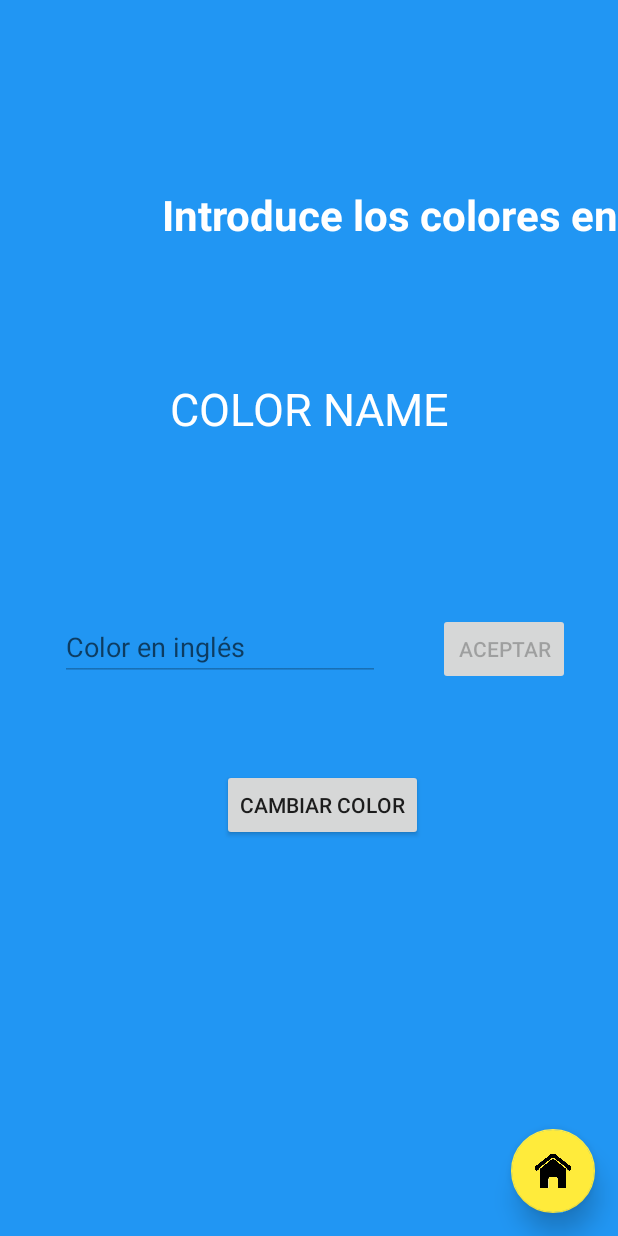
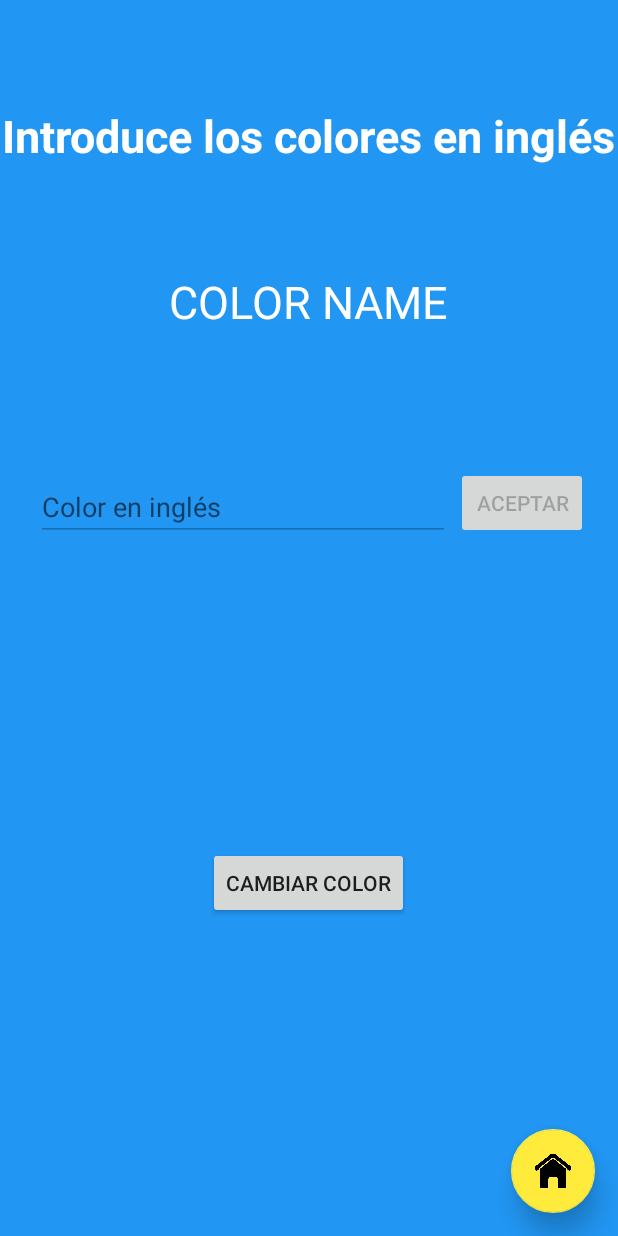
Before and after one commit to gasparpd/Android, an Android app: the ActivityPracticaColores screen opened directly, with no data from a screen before it, on a phone screen of 412 x 824 dp. Run offline under Robolectric (Android 15) with nearby library versions, the phone set to English and light mode, and no system bars.

Commit message:
Mejorada la interfaz con linearLayout

```diff
--- a/AppAprendiendoIdiomas/app/src/main/res/layout/activity_practica_colores.xml
+++ b/AppAprendiendoIdiomas/app/src/main/res/layout/activity_practica_colores.xml
@@ -1,75 +1,75 @@
 <?xml version="1.0" encoding="utf-8"?>
-<androidx.constraintlayout.widget.ConstraintLayout xmlns:android="http://schemas.android.com/apk/res/android"
+<LinearLayout xmlns:android="http://schemas.android.com/apk/res/android"
     xmlns:app="http://schemas.android.com/apk/res-auto"
     xmlns:tools="http://schemas.android.com/tools"
     android:layout_width="match_parent"
     android:layout_height="match_parent"
     android:background="@color/colorPrimary"
+    android:orientation="vertical"
     tools:context=".ActivityPracticaColores">
+
+    <TextView
+        android:id="@+id/tv_practC_enun"
+        android:layout_width="wrap_content"
+        android:layout_height="wrap_content"
+        android:layout_gravity="center"
+        android:layout_marginTop="70dp"
+        android:text="@string/tv_practC_introduce"
+        android:textAlignment="center"
+        android:textColor="@color/text_color"
+        android:textSize="30dp"
+        android:textStyle="bold" />
 
     <TextView
         android:id="@+id/tv_colores_practica"
         android:layout_width="wrap_content"
         android:layout_height="wrap_content"
-        android:layout_marginStart="123dp"
-        android:layout_marginTop="252dp"
-        android:layout_marginEnd="123dp"
-        android:gravity="center"
+        android:layout_gravity="center"
+        android:layout_marginTop="70dp"
+        android:layout_marginBottom="70dp"
         android:text="@string/tv_practC_color_name"
         android:textAlignment="center"
         android:textColor="@color/text_color"
-        android:textSize="30sp"
-        app:layout_constraintEnd_toEndOf="parent"
-        app:layout_constraintStart_toStartOf="parent"
-        app:layout_constraintTop_toTopOf="parent" />
+        android:textSize="30sp" />
+
+    <LinearLayout
+        android:layout_width="match_parent"
+        android:layout_height="wrap_content"
+        android:layout_margin="20dp"
+        android:orientation="horizontal">
+
+        <EditText
+            android:id="@+id/txt_practicaC_color_name"
+            android:layout_width="match_parent"
+            android:layout_height="wrap_content"
+            android:layout_margin="4dp"
+            android:layout_weight="1"
+            android:ems="10"
+            android:hint="@string/et_pract_color"
+            android:inputType="textPersonName"
+            android:textColor="@color/text_color" />
+
+        <Button
+            android:id="@+id/btn_practC_aceptar"
+            android:layout_width="wrap_content"
+            android:layout_height="wrap_content"
+            android:onClick="aceptar"
+            android:text="@string/btn_pract_colores_aceptar" />
+
+    </LinearLayout>
 
     <Button
         android:id="@+id/btn_practC_cambiar_color"
         android:layout_width="wrap_content"
         android:layout_height="wrap_content"
-        android:layout_marginStart="148dp"
-        android:layout_marginTop="56dp"
+        android:layout_gravity="center"
+        android:layout_marginTop="180dp"
         android:onClick="generarColor"
-        android:text="@string/btn_pract_cambiar_color"
-        app:layout_constraintStart_toStartOf="parent"
-        app:layout_constraintTop_toBottomOf="@+id/btn_practC_aceptar" />
+        android:text="@string/btn_pract_cambiar_color" />
 
-    <EditText
-        android:id="@+id/txt_practicaC_color_name"
-        android:layout_width="0dp"
-        android:layout_height="wrap_content"
-        android:layout_marginStart="40dp"
-        android:layout_marginTop="116dp"
-        android:ems="10"
-        android:hint="@string/et_pract_color"
-        android:inputType="textPersonName"
-        android:textColor="@color/text_color"
-        app:layout_constraintStart_toStartOf="parent"
-        app:layout_constraintTop_toBottomOf="@+id/tv_colores_practica" />
-
-    <Button
-        android:id="@+id/btn_practC_aceptar"
-        android:layout_width="0dp"
-        android:layout_height="wrap_content"
-        android:layout_marginStart="292dp"
-        android:layout_marginTop="116dp"
-        android:onClick="aceptar"
-        android:text="@string/btn_pract_colores_aceptar"
-        app:layout_constraintStart_toStartOf="parent"
-        app:layout_constraintTop_toBottomOf="@+id/tv_colores_practica" />
-
-    <TextView
-        android:id="@+id/tv_practC_enun"
-        android:layout_width="wrap_content"
-        android:layout_height="wrap_content"
-        android:layout_marginStart="108dp"
-        android:layout_marginTop="124dp"
-        android:text="@string/tv_practC_introduce"
-        android:textColor="@color/text_color"
-        android:textSize="28dp"
-        android:textStyle="bold"
-        app:layout_constraintStart_toStartOf="parent"
-        app:layout_constraintTop_toTopOf="parent" />
+    <androidx.constraintlayout.widget.ConstraintLayout
+        android:layout_width="match_parent"
+        android:layout_height="match_parent">
 
         <com.google.android.material.floatingactionbutton.FloatingActionButton
             android:id="@+id/pract_colores_button_home"
@@ -82,5 +82,6 @@
             app:elevation="10dp"
             app:layout_constraintBottom_toBottomOf="parent"
             app:layout_constraintEnd_toEndOf="parent" />
+    </androidx.constraintlayout.widget.ConstraintLayout>
 
-</androidx.constraintlayout.widget.ConstraintLayout>
+</LinearLayout>
```
Lines whose indentation alone changed are shown as unchanged.
